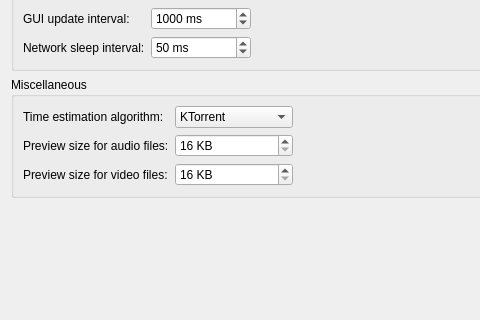
This is ktorrent/advancedpref.ui in KDE/ktorrent as Qt 5 draws it before an edit; both pictures show x 0 to 480 and y 128 to 448 of the 597 by 538 pixel window. The edited form follows.
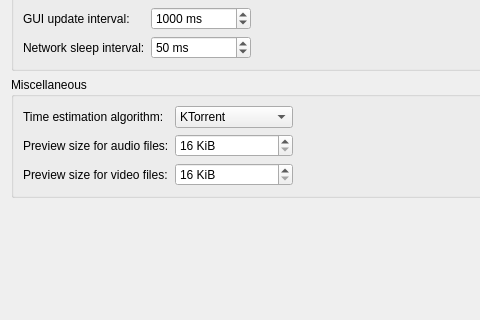
This is the edited form.

```diff
--- a/ktorrent/advancedpref.ui
+++ b/ktorrent/advancedpref.ui
@@ -262,7 +262,7 @@
 &lt;p style=" margin-top:0px; margin-bottom:0px; margin-left:0px; margin-right:0px; -qt-block-indent:0; text-indent:0px;">The amount of data at the beginning and end of an audio file, which will be prioritized for previewing.&lt;/p>&lt;/body>&lt;/html></string>
           </property>
           <property name="suffix" >
-           <string> KB</string>
+           <string> KiB</string>
           </property>
           <property name="minimum" >
            <number>16</number>
@@ -288,7 +288,7 @@
 &lt;p style=" margin-top:0px; margin-bottom:0px; margin-left:0px; margin-right:0px; -qt-block-indent:0; text-indent:0px;">The amount of data at the beginning and end of a video file, which will be prioritized for previewing.&lt;/p>&lt;/body>&lt;/html></string>
           </property>
           <property name="suffix" >
-           <string> KB</string>
+           <string> KiB</string>
           </property>
           <property name="minimum" >
            <number>16</number>
```
Left out of the diff: 2 changed lines with no effect on the pictures.
